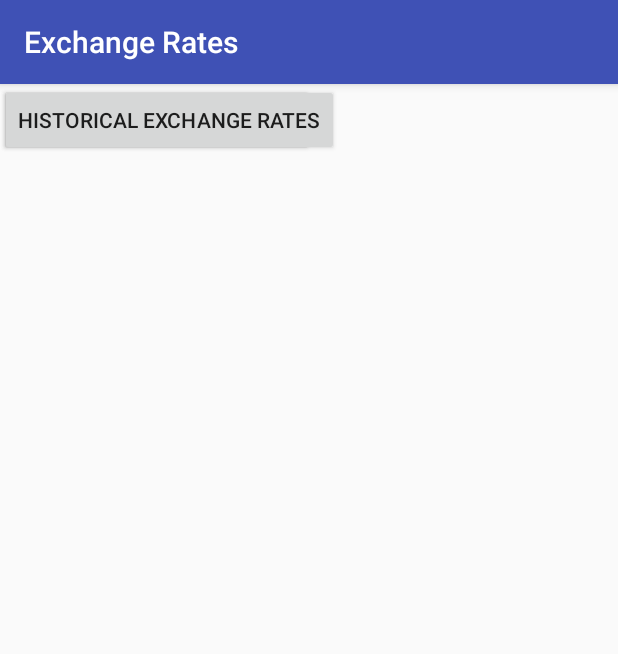
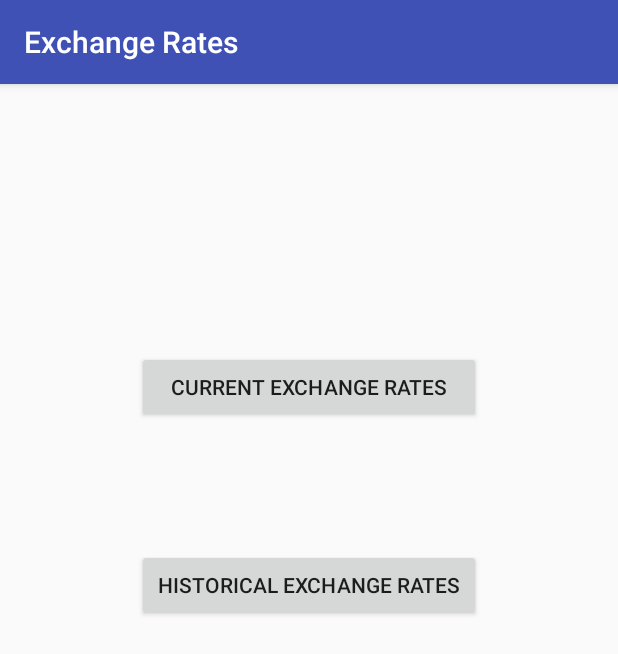
Before and after one commit to michalhrdy/ExchangeRates, an Android app: the screen it shows after launch (MainActivity), on a phone screen of 412 x 824 dp. Shown: the top 654 px of the screen. Run offline under Robolectric (Android 15) with nearby library versions, the phone set to English and light mode, and no system bars.

Commit message:
2 Commit

```diff
--- a/app/src/main/java/com/hrdym/exchangerates/CurrentRatesActivity.java
+++ b/app/src/main/java/com/hrdym/exchangerates/CurrentRatesActivity.java
@@ -13,14 +13,12 @@ public class CurrentRatesActivity extends AppCompatActivity {
     protected void onCreate(Bundle savedInstanceState) {
         super.onCreate(savedInstanceState);
         setContentView(R.layout.activity_current_rates);
-        Toolbar toolbar = (Toolbar) findViewById(R.id.toolbar);
-        setSupportActionBar(toolbar);
 
         FloatingActionButton fab = (FloatingActionButton) findViewById(R.id.fab);
         fab.setOnClickListener(new View.OnClickListener() {
             @Override
             public void onClick(View view) {
-                Snackbar.make(view, "Replace with your own action", Snackbar.LENGTH_LONG)
+                Snackbar.make(view, "Add currency filter here", Snackbar.LENGTH_LONG)
                         .setAction("Action", null).show();
             }
         });
--- a/app/src/main/java/com/hrdym/exchangerates/MainActivity.java
+++ b/app/src/main/java/com/hrdym/exchangerates/MainActivity.java
@@ -1,7 +1,10 @@
 package com.hrdym.exchangerates;
 
+import android.content.Intent;
 import android.support.v7.app.AppCompatActivity;
 import android.os.Bundle;
+import android.view.View;
+import android.widget.Button;
 
 public class MainActivity extends AppCompatActivity {
 
@@ -9,7 +12,25 @@ public class MainActivity extends AppCompatActivity {
     protected void onCreate(Bundle savedInstanceState) {
         super.onCreate(savedInstanceState);
         setContentView(R.layout.activity_main);
+
+        setCurrentRatesButton();
+        //setHistoricalRatesButton();
     }
 
+    private void setCurrentRatesButton() {
+        Button currentER = (Button) findViewById(R.id.buttonCurrent);
+        currentER.setOnClickListener(new View.OnClickListener() {
+            @Override
+            public void onClick(View view) {
+                startActivity(new Intent(MainActivity.this, CurrentRatesActivity.class));
+            }
+        });
+    }
+/*
+    private void setHistoricalRatesButton() {
+        Button currentER = (Button) findViewById(R.id.buttonHistoric);
+
+    }
+*/
 
 }
--- a/app/src/main/res/layout/activity_main.xml
+++ b/app/src/main/res/layout/activity_main.xml
@@ -6,19 +6,40 @@
     android:layout_height="match_parent"
     tools:context="com.hrdym.exchangerates.MainActivity">
 
+    <LinearLayout
+        android:layout_width="229dp"
+        android:layout_height="412dp"
+        android:layout_marginBottom="8dp"
+        android:layout_marginEnd="8dp"
+        android:layout_marginStart="8dp"
+        android:layout_marginTop="8dp"
+        android:orientation="vertical"
+        app:layout_constraintBottom_toBottomOf="parent"
+        app:layout_constraintEnd_toEndOf="parent"
+        app:layout_constraintStart_toStartOf="parent"
+        app:layout_constraintTop_toTopOf="parent">
+
         <Button
             android:id="@+id/buttonCurrent"
-        android:layout_width="wrap_content"
+            android:layout_width="match_parent"
             android:layout_height="wrap_content"
             android:text="Current Exchange Rates"
             tools:layout_editor_absoluteX="87dp"
             tools:layout_editor_absoluteY="60dp" />
 
+        <Space
+            android:layout_width="match_parent"
+            android:layout_height="84dp" />
+
         <Button
             android:id="@+id/buttonHistoric"
-        android:layout_width="wrap_content"
+            android:layout_width="match_parent"
             android:layout_height="wrap_content"
             android:text="Historical Exchange Rates"
+            android:visibility="visible"
             tools:layout_editor_absoluteX="79dp"
             tools:layout_editor_absoluteY="145dp" />
+
+    </LinearLayout>
+
 </android.support.constraint.ConstraintLayout>
```
Also changed, not shown: app/src/main/res/layout/activity_current_rates.xml (+1 -15 lines). Lines whose indentation alone changed are shown as unchanged.
